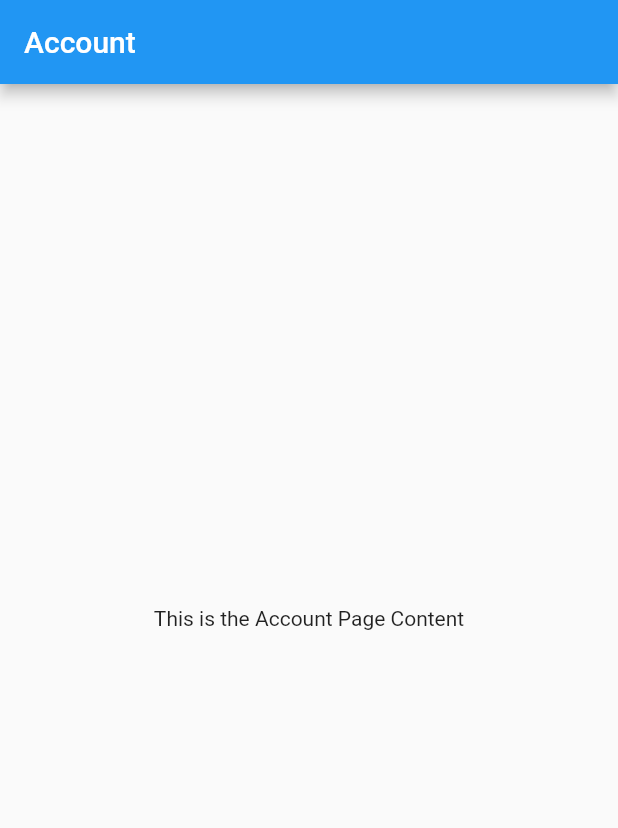
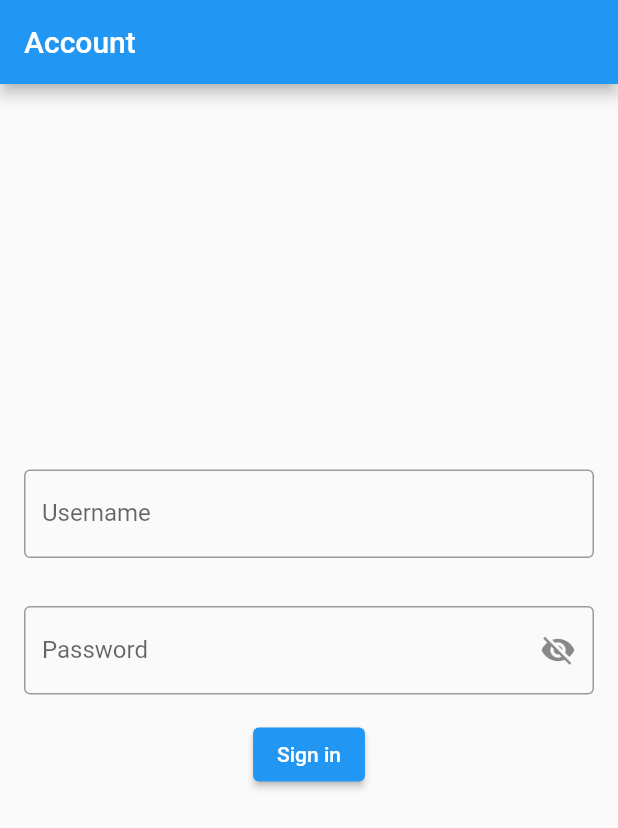
Before and after one commit to Thanushan925/cinemate, a Flutter app: the screen it shows after launch, swiped to page 4, on a phone screen of 412 x 824 dp. Shown: the top 828 px of the screen. Run offline on Flutter 3.47's test engine with Material 2 defaults, Android fonts, the phone set to English and light mode, and no system bars; our stand-ins replace cloud_firestore, firebase_core; accounts and stored records are empty.

Commit message:
James-firestore-account+signin

```diff
--- /dev/null
+++ b/final_app/lib/firestore/account_model.dart
@@ -0,0 +1,21 @@
+import 'package:cloud_firestore/cloud_firestore.dart';
+
+class Account
+{
+  String? username;
+  String? password;
+  DocumentReference? reference;
+
+  Account.fromMap(var map, {this.reference})
+  {
+    this.username = map['username'];
+    this.password = map['password'];
+  }
+
+  Map<String, Object?> toMap(){
+    return {
+      'username': this.username,
+      'password': this.password
+    };
+  }
+}
--- a/final_app/lib/ui/account_page.dart
+++ b/final_app/lib/ui/account_page.dart
@@ -1,14 +1,86 @@
 import 'package:flutter/material.dart';
+import 'package:final_app/firestore/access_accounts.dart';
 
-class AccountPage extends StatelessWidget {
+class AccountPage extends StatefulWidget {
+
+  String? message = '';
+
+  AccountPage({required this.message});
+
+  @override
+  _AccountPageState createState() => _AccountPageState();
+}
+
+class _AccountPageState extends State<AccountPage> {
+  final TextEditingController _usernameController = TextEditingController();
+  final TextEditingController _passwordController = TextEditingController();
+  bool _isPasswordVisible = false;
+
   @override
   Widget build(BuildContext context) {
     return Scaffold(
       appBar: AppBar(
         title: Text('Account'),
       ),
-      body: Center(
-        child: Text('This is the Account Page Content'),
+      body: Column(
+        mainAxisAlignment: MainAxisAlignment.center,
+        children: [
+          if (widget.message != '' &&  widget.message != null)
+            Padding(
+              padding: EdgeInsets.all(16.0),
+              child: Text(
+                widget.message!,
+                style: TextStyle(color: Colors.red),
+              ),
+            ),
+          Padding(
+            padding: EdgeInsets.all(16.0),
+            child: TextField(
+              controller: _usernameController,
+              decoration: InputDecoration(
+                border: OutlineInputBorder(),
+                labelText: 'Username',
+              ),
+            ),
+          ),
+          Padding(
+            padding: EdgeInsets.all(16.0),
+            child: TextField(
+              controller: _passwordController,
+              obscureText: !_isPasswordVisible,
+              decoration: InputDecoration(
+                border: OutlineInputBorder(),
+                labelText: 'Password',
+                suffixIcon: IconButton(
+                  icon: Icon(
+                    _isPasswordVisible ? Icons.visibility : Icons.visibility_off,
+                  ),
+                  onPressed: () {
+                    setState(() {
+                      _isPasswordVisible = !_isPasswordVisible;
+                    });
+                  },
+                ),
+              ),
+            ),
+          ),
+          Center(
+            child: ElevatedButton(
+              onPressed: () {
+                Navigator.push(
+                  context,
+                  MaterialPageRoute(
+                    builder: (context) => FirestoreAccounts(
+                      username: _usernameController.text,
+                      password: _passwordController.text,
+                    ),
+                  ),
+                );
+              },
+              child: Text('Sign in'),
+            ),
+          ),
+        ],
       ),
     );
   }
--- a/final_app/lib/ui/nav.dart
+++ b/final_app/lib/ui/nav.dart
@@ -12,11 +12,11 @@ class Nav extends StatefulWidget {
 class _NavState extends State<Nav> {
   PageController _pageController = PageController(initialPage: 0);
   int _selectedIndex = 0;
-  List<Widget> _widgetOptions = <Widget>[
+  final List<Widget> _widgetOptions = <Widget>[
     Home(),
     BrowsingPage(),
     CinemaPage(),
-    AccountPage(),
+    AccountPage(message: ''),
   ];
 
   double _getIconSize(int index) {
```
Also changed, not shown: final_app/lib/firestore/access_accounts.dart (added, +109 -0 lines), final_app/pubspec.yaml (+7 -0 lines), final_app/pubspec.lock, 8 other files.
